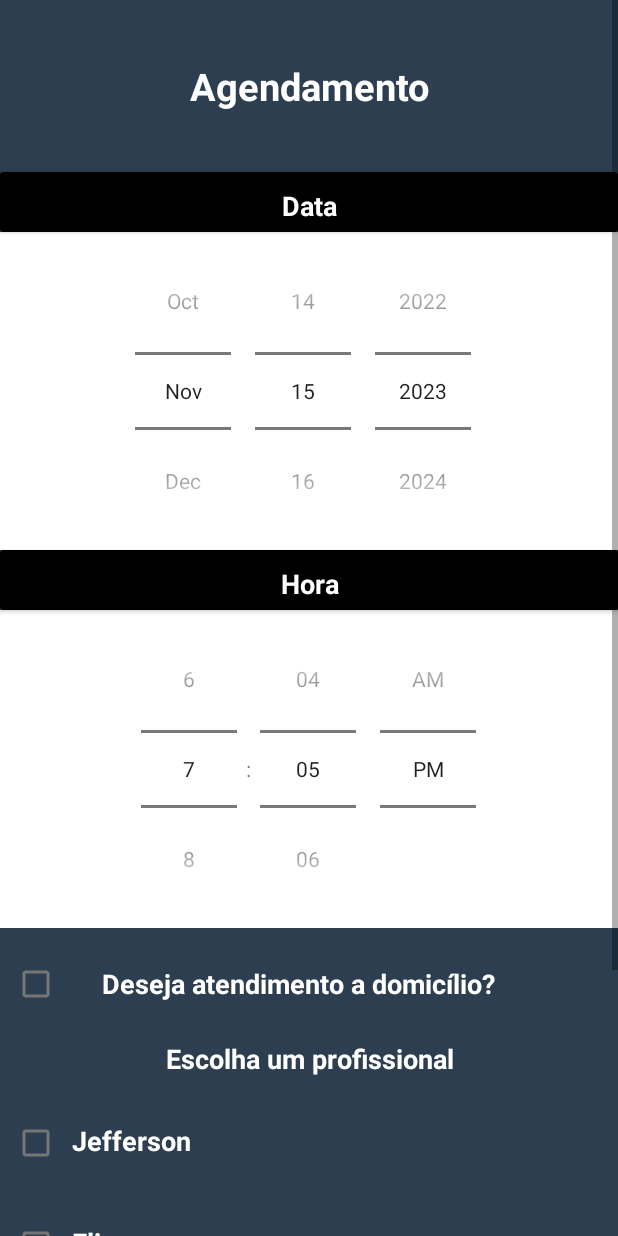
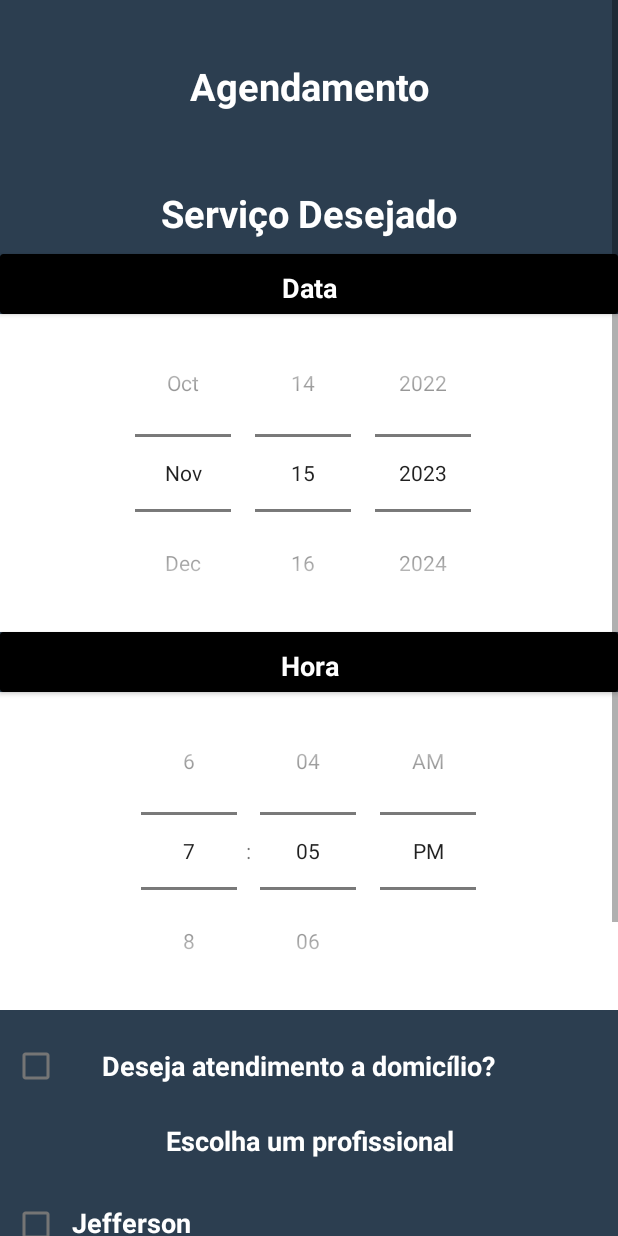
Before and after one commit to devalenca/-CorteCerto, an Android app built with Jetpack Compose: the layout activity_agendamento.xml on its own in the app's theme, with its tools: preview values and no code run, on a phone screen of 412 x 824 dp. Run offline under Robolectric (Android 15) with nearby library versions, the phone set to English and light mode, and no system bars.

```diff
--- a/app/src/main/res/layout/activity_agendamento.xml
+++ b/app/src/main/res/layout/activity_agendamento.xml
@@ -28,6 +28,17 @@
             android:textStyle="bold"
             android:gravity="center"
             android:layout_margin="40dp" />
+
+        <TextView
+            android:id="@+id/txtServico"
+            android:layout_width="match_parent"
+            android:layout_height="wrap_content"
+            android:text="Serviço Desejado"
+            android:textSize="25sp"
+            android:textColor="@color/white"
+            android:textStyle="bold"
+            android:gravity="center"
+            android:layout_margin="10dp" />
 
         <androidx.cardview.widget.CardView
             android:layout_width="match_parent"
```
Also changed, not shown: app/src/main/java/com/example/cortecerto/adapter/ServicosAdapter.kt (+27 -4 lines), app/src/main/java/com/example/cortecerto/view/Agendamento.kt (+24 -50 lines), app/src/main/java/com/example/cortecerto/view/Home.kt (+29 -5 lines), app/src/main/res/layout/activity_home.xml (line endings or trailing spaces). Lines whose indentation alone changed are shown as unchanged.
